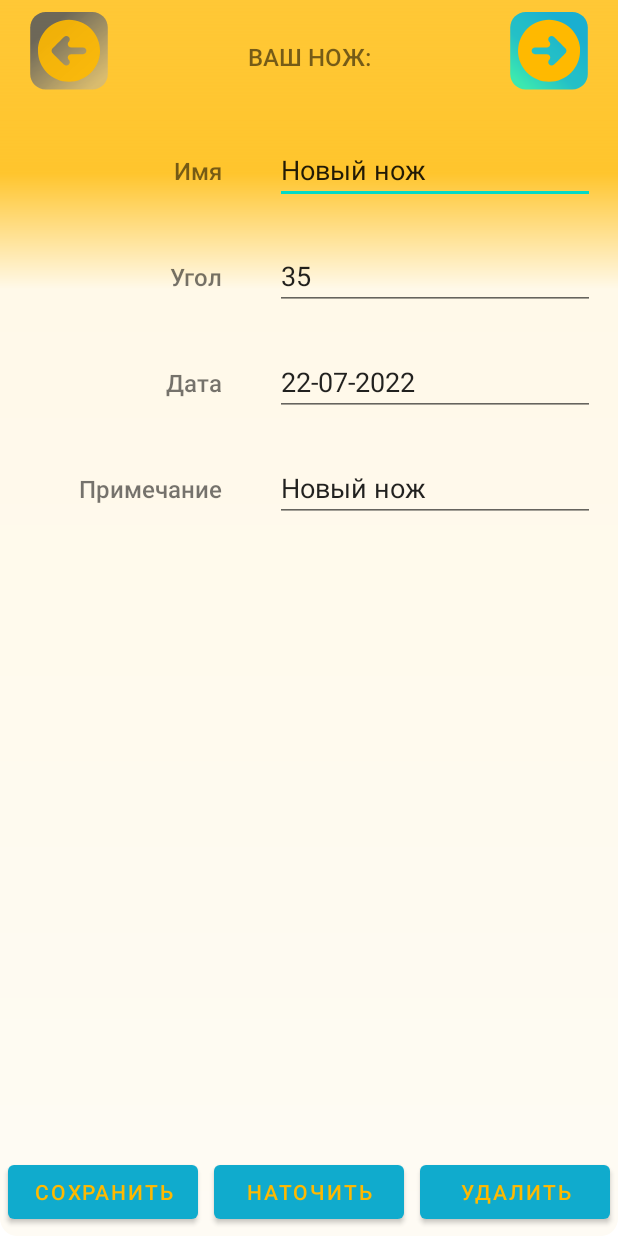
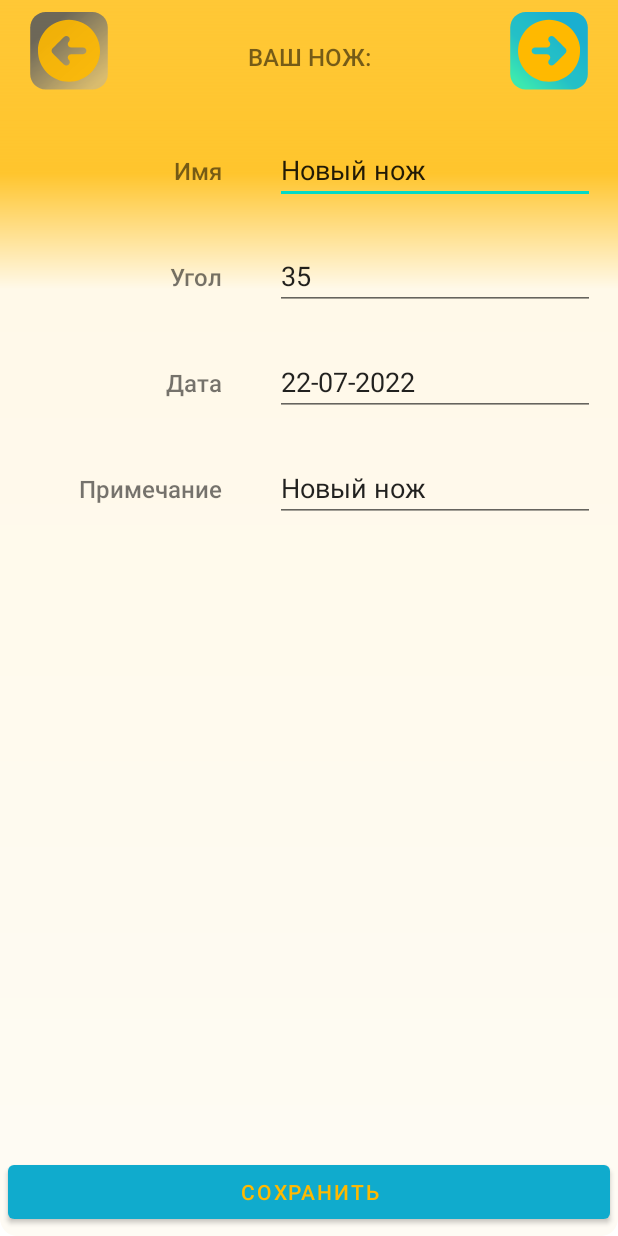
Before and after one commit to ArtyseevWork/KniveSharpening, an Android app: the KnifeActivity screen opened directly, with no data from a screen before it, on a phone screen of 412 x 824 dp. Run offline under Robolectric (Android 15) with nearby library versions, the phone set to English and light mode, and no system bars; 1 statement that could not run was skipped.

Commit message:
first publication of app in google play

```diff
--- a/app/src/main/java/com/mordansoft/angleofknife/activities/AngleActivity.java
+++ b/app/src/main/java/com/mordansoft/angleofknife/activities/AngleActivity.java
@@ -47,6 +47,7 @@ public class AngleActivity extends AppCompatActivity {
         line = this.getString(R.string.activity_angle_line);
         Bundle arguments = getIntent().getExtras();
         long knifeId =arguments.getLong(Knife.EXTRA_ID);
+
         knife = Knife.getKnifeById(this,knifeId);
         tvAngleValue = findViewById(R.id.tv_angle_value);
         tvAngleValueLevel = findViewById(R.id.tv_angle_value_level);
--- a/app/src/main/java/com/mordansoft/angleofknife/activities/KnifeActivity.java
+++ b/app/src/main/java/com/mordansoft/angleofknife/activities/KnifeActivity.java
@@ -23,6 +23,7 @@ public class KnifeActivity extends AppCompatActivity {
     private EditText etKnifeAngle;
     private EditText etKnifeDate;
     private EditText etKnifeDescription;
+    private View btnKnifeSharpen, btnKnifeDelete;
     SimpleDateFormat dateFormat;
 
     java.util.Date normalTime;
@@ -37,6 +38,10 @@ public class KnifeActivity extends AppCompatActivity {
         if ( knifeId !=0 ){
             knife = Knife.getKnifeById(this, knifeId);
         } else {
+            btnKnifeSharpen = findViewById(R.id.btn_knive_sharpen);
+            btnKnifeDelete = findViewById(R.id.btn_knive_delete);
+            btnKnifeSharpen.setVisibility(View.GONE);
+            btnKnifeDelete.setVisibility(View.GONE);
             knife = Knife.getNewKnife(this);
         }
 
@@ -112,19 +117,20 @@ public class KnifeActivity extends AppCompatActivity {
 
         if (knife.getId() != 0) {
             Knife.updKnife(view.getContext(), knife);
-
+            Intent intent = new Intent(this, MainActivity.class);
+            startActivity(intent);
         } else {
-            Knife.insKnife(view.getContext(), knife);
+            long newKnifeId = Knife.insKnife(view.getContext(), knife);
+            Intent intent = new Intent(this, KnifeActivity.class);
+            intent.putExtra(Knife.EXTRA_ID, newKnifeId);
+            startActivity(intent);
         }
-        Intent intent = new Intent(this, MainActivity.class);
-        startActivity(intent);
     }
 
     public void sharpenKnife(View view) {
         Intent intent = new Intent(KnifeActivity.this, AngleActivity.class);
         intent.putExtra(Knife.EXTRA_ID, knife.getId());
         startActivity(intent);
-
     }
 
     public void deleteKnife(View view) {
```
Also changed, not shown: 6 other files.
